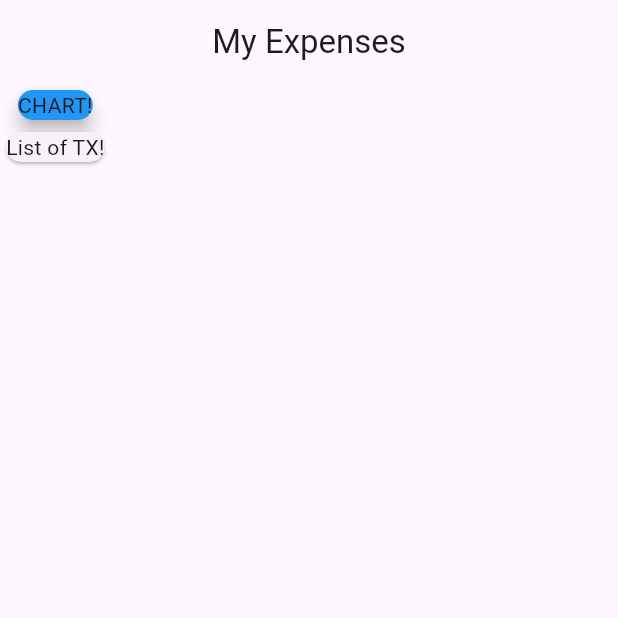
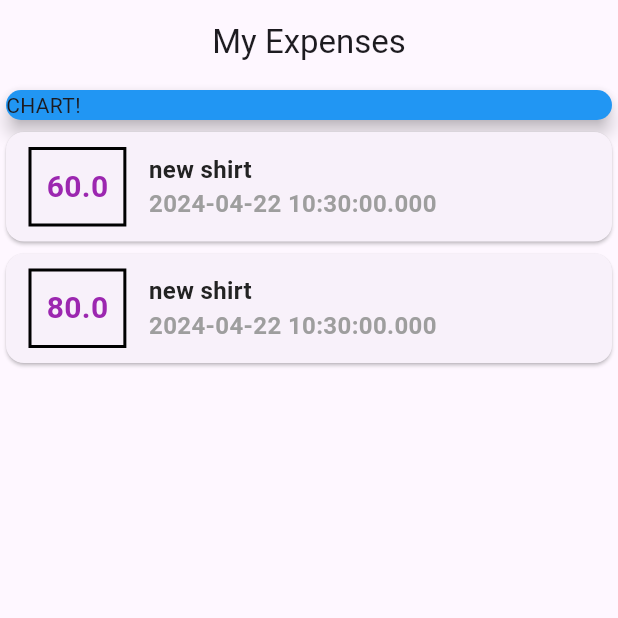
Before and after one commit to RihamGamalElaraby/PersonalExpensesApp-FlutterApp, a Flutter app: the screen it shows after launch, on a phone screen of 412 x 824 dp, the top half of it. Run offline on Flutter 3.47's test engine with Material 3 defaults, Android fonts, the phone set to English and light mode, and no system bars.

Commit message:
first update

```diff
--- /dev/null
+++ b/expensesapp/lib/models/transaction.dart
@@ -0,0 +1,13 @@
+class Transaction {
+  final String id;
+  final String title;
+  final double amount;
+  final DateTime date;
+
+  Transaction({
+    required this.id,
+    required this.amount,
+    required this.date,
+    required this.title,
+  });
+}
--- a/expensesapp/lib/views/MyHomeView.dart
+++ b/expensesapp/lib/views/MyHomeView.dart
@@ -1,8 +1,22 @@
+import 'package:expensesapp/models/transaction.dart';
 import 'package:flutter/material.dart';
 
 class MyHomeView extends StatelessWidget {
-  const MyHomeView({super.key});
-
+  MyHomeView({super.key});
+  final List<Transaction> transations = [
+    Transaction(
+      id: '1',
+      amount: 60,
+      date: DateTime.now(),
+      title: 'new shirt',
+    ),
+    Transaction(
+      id: '2',
+      amount: 80.00,
+      date: DateTime.now(),
+      title: 'new shirt',
+    )
+  ];
   @override
   Widget build(BuildContext context) {
     return Scaffold(
@@ -11,16 +25,67 @@ class MyHomeView extends StatelessWidget {
             child: Text('My Expenses'),
           ),
         ),
-        body: Column(children: [
+        body: Column(
+            mainAxisAlignment: MainAxisAlignment.start,
+            crossAxisAlignment: CrossAxisAlignment.start,
+            children: [
               Container(
+                width: double.infinity,
                 child: Card(
                   color: Colors.blue,
                   elevation: 5,
                   child: Text('CHART!'),
                 ),
               ),
-          Card(
-            child: Text('List of TX!'),
+              Column(
+                children: transations
+                    .map((tx) => Card(
+                          child: Row(
+                            children: [
+                              Container(
+                                padding: EdgeInsets.all(10),
+                                decoration: BoxDecoration(
+                                  border: Border.all(
+                                      color: Colors.black,
+                                      width: 2,
+                                      style: BorderStyle.solid),
+                                  // color: Colors.yellow,
+                                ),
+                                margin: EdgeInsets.symmetric(
+                                    vertical: 10, horizontal: 15),
+                                child: Text(
+                                  tx.amount.toString(),
+                                  style: TextStyle(
+                                      fontWeight: FontWeight.bold,
+                                      fontSize: 20,
+                                      color: Colors.purple),
+                                ),
+                              ),
+                              Column(
+                                mainAxisAlignment: MainAxisAlignment.center,
+                                crossAxisAlignment: CrossAxisAlignment.start,
+                                children: [
+                                  Text(
+                                    tx.title,
+                                    style: TextStyle(
+                                        fontWeight: FontWeight.bold,
+                                        fontSize: 16,
+                                        color: const Color.fromARGB(
+                                            255, 35, 35, 35)),
+                                  ),
+                                  Text(
+                                    tx.date.toString(),
+                                    style: TextStyle(
+                                        fontWeight: FontWeight.bold,
+                                        fontSize: 16,
+                                        color: Colors.grey),
+                                  ),
+                                ],
+                              )
+                            ],
+                          ),
+                        ))
+                    .toList(),
               )
             ]));
   }
```
Lines whose indentation alone changed are shown as unchanged.
